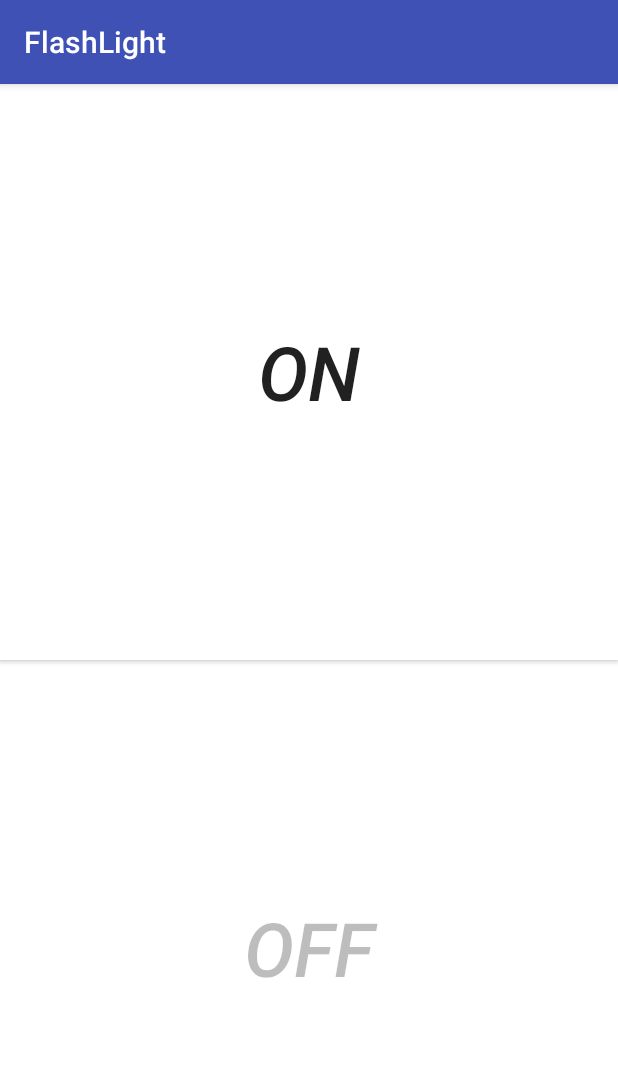
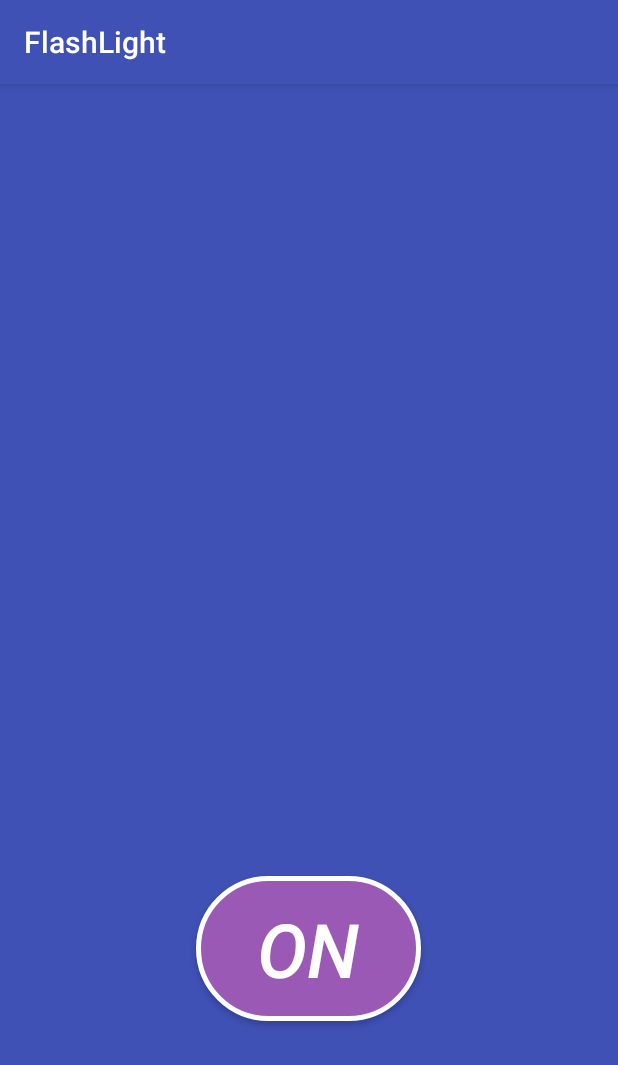
Before and after one commit to pulkitjainn/FlashLight, an Android app: the screen it shows after launch (MainActivity), after a tap on "OFF", on a phone screen of 412 x 824 dp. Shown: the top 1065 px of the screen. Run offline under Robolectric (Android 15) with nearby library versions, the phone set to English and light mode, and no system bars; 1 other tap on this screen came first.

Commit message:
UI Changes

```diff
--- a/app/src/main/java/com/example/pulkit/flashlight/MainActivity.java
+++ b/app/src/main/java/com/example/pulkit/flashlight/MainActivity.java
@@ -1,51 +1,61 @@
 package com.example.pulkit.flashlight;
 
+import android.Manifest;
+import android.content.pm.PackageManager;
 import android.hardware.Camera;
+import android.os.Bundle;
+import android.support.v4.app.ActivityCompat;
+import android.support.v4.content.ContextCompat;
 import android.support.v7.app.AppCompatActivity;
-import android.os.Bundle;
 import android.view.View;
 import android.widget.Button;
 import android.widget.Toast;
 
 public class MainActivity extends AppCompatActivity {
 
-    Button on,off;
+    Button on;
     public static Camera cam = null;
+    public static final String TAG = "PERMS";
+    public static final int PERM_REQ_CODE = 111;
+    boolean check = false;
 
     @Override
     protected void onCreate(Bundle savedInstanceState) {
         super.onCreate(savedInstanceState);
         setContentView(R.layout.activity_main);
 
+        int perm = ContextCompat.checkSelfPermission(this, Manifest.permission.CAMERA);
+
+        if (perm == PackageManager.PERMISSION_DENIED) {
+
+            if (!ActivityCompat.shouldShowRequestPermissionRationale(this,  Manifest.permission.CAMERA)) {
+                Toast.makeText(this, "Give the damn permission", Toast.LENGTH_SHORT).show();
+            }
+
+            ActivityCompat.requestPermissions(this, new String[] { Manifest.permission.CAMERA }, PERM_REQ_CODE);
+        }
+
         on = (Button) findViewById(R.id.on);
-        off = (Button) findViewById(R.id.off);
-
-        off.setEnabled(false);
-
 
         on.setOnClickListener(new View.OnClickListener() {
             @Override
             public void onClick(View v) {
+                if(check==false) {
                     cam = Camera.open();
                     Camera.Parameters p = cam.getParameters();
                     p.setFlashMode(Camera.Parameters.FLASH_MODE_TORCH);
                     cam.setParameters(p);
                     cam.startPreview();
-                off.setEnabled(true);
-                on.setEnabled(false);
+                    check=true;
+                    on.setText("OFF");
                 }
-        });
-
-        off.setOnClickListener(new View.OnClickListener() {
-            @Override
-            public void onClick(View v) {
-
-
+                else if (check==true){
                     cam.stopPreview();
                     cam.release();
                     cam = null;
-                off.setEnabled(false);
-                on.setEnabled(true);
+                    on.setText("ON");
+                    check=false;
+                }
             }
         });
 
--- /dev/null
+++ b/app/src/main/res/drawable/buttonshape.xml
@@ -0,0 +1,23 @@
+<?xml version="1.0" encoding="utf-8"?>
+<shape xmlns:android="http://schemas.android.com/apk/res/android" android:shape="rectangle" >
+    <corners
+        android:radius="100dp"
+        />
+    <solid
+        android:color="#9b59b6"
+        />
+    <padding
+        android:left="15dp"
+        android:top="15dp"
+        android:right="15dp"
+        android:bottom="15dp"
+        />
+    <size
+        android:width="70dp"
+        android:height="50dp"
+        />
+    <stroke
+        android:width="3dp"
+        android:color="#FFFFFF"
+        />
+</shape>
--- a/app/src/main/res/layout/activity_main.xml
+++ b/app/src/main/res/layout/activity_main.xml
@@ -1,33 +1,25 @@
 <?xml version="1.0" encoding="utf-8"?>
-<LinearLayout xmlns:android="http://schemas.android.com/apk/res/android"
+<RelativeLayout xmlns:android="http://schemas.android.com/apk/res/android"
     xmlns:app="http://schemas.android.com/apk/res-auto"
     xmlns:tools="http://schemas.android.com/tools"
     android:layout_width="match_parent"
     android:layout_height="match_parent"
     tools:context="com.example.pulkit.flashlight.MainActivity"
     android:orientation="vertical"
-    android:weightSum="2">
+    android:background="@color/colorPrimary">
 
     <Button
-        android:layout_weight="1"
         android:id="@+id/on"
-        android:layout_width="match_parent"
-        android:layout_height="0dp"
-        android:layout_centerHorizontal="true"
-        android:background="#FFFFFF"
-        android:textSize="50dp"
+        android:layout_width="150dp"
+        android:layout_height="wrap_content"
+        android:background="@drawable/buttonshape"
         android:text="ON"
-        android:textStyle="italic"/>
-
-    <Button
-        android:layout_weight="1"
-        android:id="@+id/off"
-        android:layout_width="match_parent"
-        android:layout_height="0dp"
-        android:text="OFF"
-        android:background="#FFFFFF"
         android:textSize="50dp"
         android:textStyle="italic"
-        />
+        android:textColor="#FFF"
+        android:layout_alignParentBottom="true"
+        android:layout_centerHorizontal="true"
+        android:layout_marginBottom="143dp" />
 
-</LinearLayout>
+
+</RelativeLayout>
```
Lines whose indentation alone changed are shown as unchanged.
